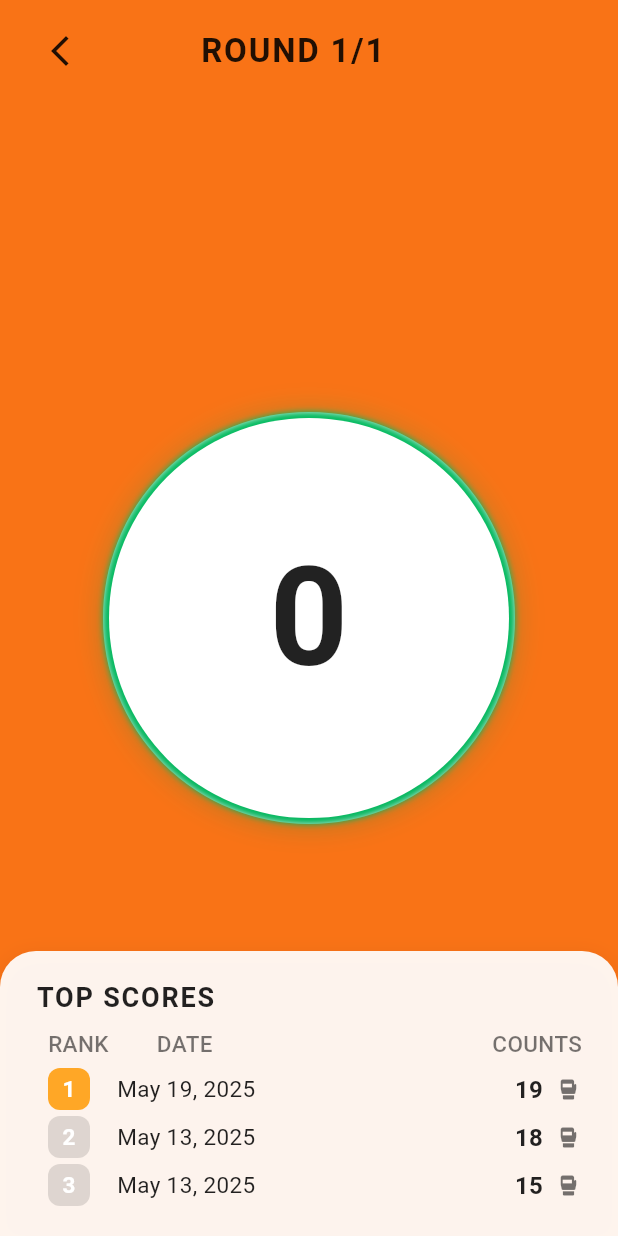
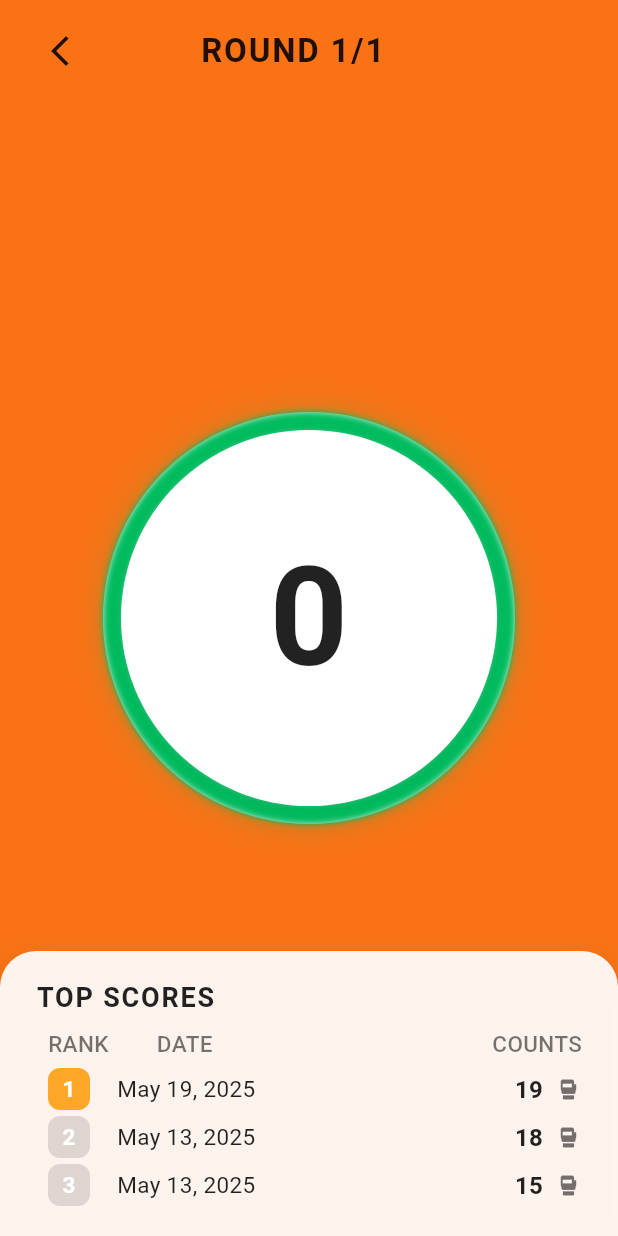
Before and after one commit to WiiMadHIIT/WiiMadHIIT-APP, a Flutter app: the CheckingTrainingPage screen opened by its route, after a tap on an icon or button, on a phone screen of 412 x 824 dp. Run offline on Flutter 3.47's test engine with Material 3 defaults, Android fonts, the phone set to English and light mode, and no system bars; our stand-ins replace dio, flutter_svg, infinite_carousel, smooth_page_indicator, video_player; accounts and stored records are empty; project files that could hold a hidden picture were left out.

Commit message:
fixed: training page

```diff
--- a/lib/presentation/checkin_start_training/checking_training_page.dart
+++ b/lib/presentation/checkin_start_training/checking_training_page.dart
@@ -344,17 +344,26 @@ class _CheckingTrainingPageState extends State<CheckingTrainingPage> with Ticker
   @override
   Widget build(BuildContext context) {
     final double diameter = MediaQuery.of(context).size.width * 2 / 3;
+    final bool isWarning = isCounting && countdown <= 3;
+    // 进度条主色
+    final Color mainColor = isWarning ? Color(0xFF00FF7F) : Color(0xFF00BF60);
+    // 进度条渐变色（最后3秒）
+    final Gradient? progressGradient = isWarning
+        ? LinearGradient(
+            colors: [Color(0xFF00FF7F), Colors.white],
+            begin: Alignment.topCenter,
+            end: Alignment.bottomCenter,
+          )
+        : null;
+    final Color trackColor = Color(0xFFF3F4F6);
     return Scaffold(
       body: Container(
-        color: isCounting && countdown <= 3 ? Color(0xFF00FF7F) : Color(0xFFF97316),
+        color: isWarning ? Color(0xFF00FF7F) : Color(0xFFF97316),
         child: PageView.builder(
           controller: pageController,
           physics: const NeverScrollableScrollPhysics(),
           itemCount: totalRounds,
           itemBuilder: (context, index) {
-            final bool isWarning = isCounting && countdown <= 3;
-            final Color mainColor = Color(0xFF00BF60); // 进度条主色
-            final Color trackColor = Color(0xFFF3F4F6); // 轨迹淡灰
             return Stack(
               children: [
                 // 顶部返回和大标题
@@ -402,16 +411,17 @@ class _CheckingTrainingPageState extends State<CheckingTrainingPage> with Ticker
                               painter: _CircleProgressPainter(
                                 progress: isCounting ? countdown / (roundDuration * 60) : 1.0,
                                 color: mainColor,
+                                gradient: progressGradient,
                                 trackColor: trackColor,
                                 shadow: mainColor.withOpacity(0.18),
-                                strokeWidth: 8,
+                                strokeWidth: 14,
                               ),
                             ),
                           ),
-                          // 内部白色圆
+                          // 内部白色圆（比进度条内径略小，保证进度条内边缘向内延申）
                           Container(
-                            width: diameter - 8,
-                            height: diameter - 8,
+                            width: diameter - 24,
+                            height: diameter - 24,
                             decoration: BoxDecoration(
                               color: Colors.white,
                               shape: BoxShape.circle,
@@ -452,7 +462,7 @@ class _CheckingTrainingPageState extends State<CheckingTrainingPage> with Ticker
                                 style: TextStyle(
                                   fontSize: diameter / 7,
                                   fontWeight: FontWeight.bold,
-                                  color: Colors.black87,
+                                  color: mainColor,
                                   letterSpacing: 2,
                                 ),
                               ),
@@ -592,15 +602,17 @@ class _CheckingTrainingPageState extends State<CheckingTrainingPage> with Ticker
 class _CircleProgressPainter extends CustomPainter {
   final double progress;
   final Color color;
+  final Gradient? gradient;
   final Color trackColor;
   final Color shadow;
   final double strokeWidth;
   _CircleProgressPainter({
     required this.progress,
     required this.color,
+    this.gradient,
     required this.trackColor,
     required this.shadow,
-    this.strokeWidth = 8,
+    this.strokeWidth = 14,
   });
 
   @override
@@ -616,6 +628,9 @@ class _CircleProgressPainter extends CustomPainter {
       ..style = PaintingStyle.stroke
       ..maskFilter = MaskFilter.blur(BlurStyle.normal, 2)
       ..strokeCap = StrokeCap.round;
+    if (gradient != null) {
+      fg.shader = gradient!.createShader(Rect.fromLTWH(0, 0, size.width, size.height));
+    }
     final Paint glow = Paint()
       ..color = shadow
       ..strokeWidth = strokeWidth + 6
```
